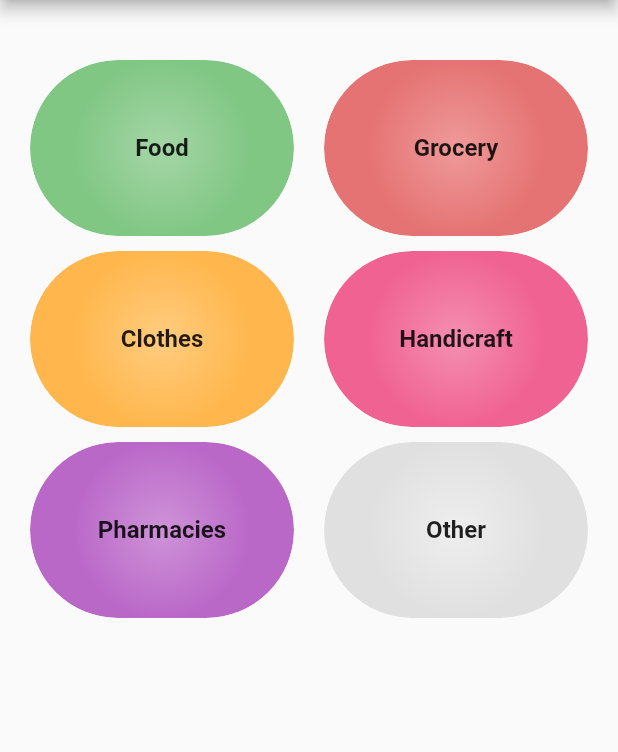
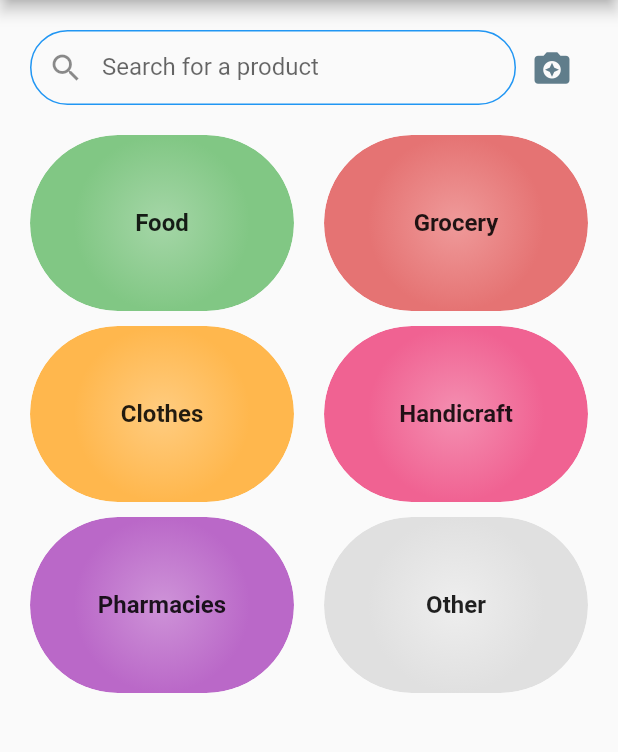
Before and after one commit to eLMoMaNi/Shari, a Flutter app: the HomeScreen screen opened directly, on a phone screen of 412 x 824 dp, the part 84-836 px from its top. Run offline on Flutter 3.47's test engine with Material 2 defaults, Android fonts, the light colour scheme and no system bars; our stand-ins replace flutter_login; Roboto replaces fonts that are missing (Tajawal).

Commit message:
added search box

```diff
--- a/mobile_app/lib/screens/home_screen.dart
+++ b/mobile_app/lib/screens/home_screen.dart
@@ -1,5 +1,6 @@
 import 'package:Shari/widgets/category_card.dart';
 import 'package:Shari/widgets/main_drawer.dart';
+import 'package:Shari/widgets/seach_box.dart';
 import 'package:flutter/material.dart';
 
 const List<Map<String, dynamic>> _categories = const [
@@ -35,6 +36,9 @@ class HomeScreen extends StatelessWidget {
         padding: EdgeInsets.all(20),
         // shrinkWrap: true,
         children: [
+          Container(
+            child: SearchBox(),
+          ),
           SizedBox(
             height: 20,
           ),
--- /dev/null
+++ b/mobile_app/lib/widgets/seach_box.dart
@@ -0,0 +1,86 @@
+import 'package:flutter/material.dart';
+
+class SearchBox extends StatefulWidget {
+  final String initValue;
+  final Color borederColor;
+  SearchBox({this.initValue = "", this.borederColor});
+  @override
+  _SearchBoxState createState() => _SearchBoxState();
+}
+
+class _SearchBoxState extends State<SearchBox> {
+  final _searchController = TextEditingController();
+  bool _hasText = false;
+
+  void _searchProducts(String input) {}
+
+  @override
+  void didChangeDependencies() {
+    super.didChangeDependencies();
+    if (widget.initValue != "") {
+      _searchController.text = widget.initValue;
+      _hasText = true;
+    }
+  }
+
+  @override
+  Widget build(BuildContext context) {
+    return Container(
+      width: double.infinity,
+      child: Container(
+        height: 50,
+        child: Row(
+          children: [
+            Expanded(
+              child: TextField(
+                controller: _searchController,
+                keyboardType: TextInputType.text,
+                textInputAction: TextInputAction.search,
+                decoration: InputDecoration(
+                  contentPadding: EdgeInsets.all(16),
+                  prefixIcon: Icon(Icons.search),
+                  border: OutlineInputBorder(
+                      borderRadius: BorderRadius.circular(30)),
+                  enabledBorder: OutlineInputBorder(
+                      borderRadius: BorderRadius.circular(30),
+                      borderSide: BorderSide(
+                        color: widget.borederColor ??
+                            Theme.of(context).primaryColor,
+                      )),
+                  hintText: "Search for a product",
+                  suffixIcon: (_hasText)
+                      ? IconButton(
+                          icon: Icon(
+                            Icons.clear,
+                            color: Colors.grey,
+                          ),
+                          onPressed: () => setState(() {
+                            _searchController.clear();
+                            _hasText = false;
+                          }),
+                        )
+                      : null,
+                ),
+                onChanged: (_) => setState(() {
+                  _hasText = _searchController.text.isNotEmpty;
+                }),
+                onEditingComplete: () =>
+                    _searchProducts(_searchController.text),
+                //    onSubmitted: (_) => _searchProducts(_searchController.text),
+              ),
+            ),
+            IconButton(
+                onPressed: () {
+                  //TODO implement pick image search
+                },
+                icon: Icon(
+                  Icons.camera_enhance,
+                  color: widget.borederColor ?? Theme.of(context).accentColor,
+                  size: 28,
+                ))
+          ],
+        ),
+      ),
+    );
+  }
+}
```
